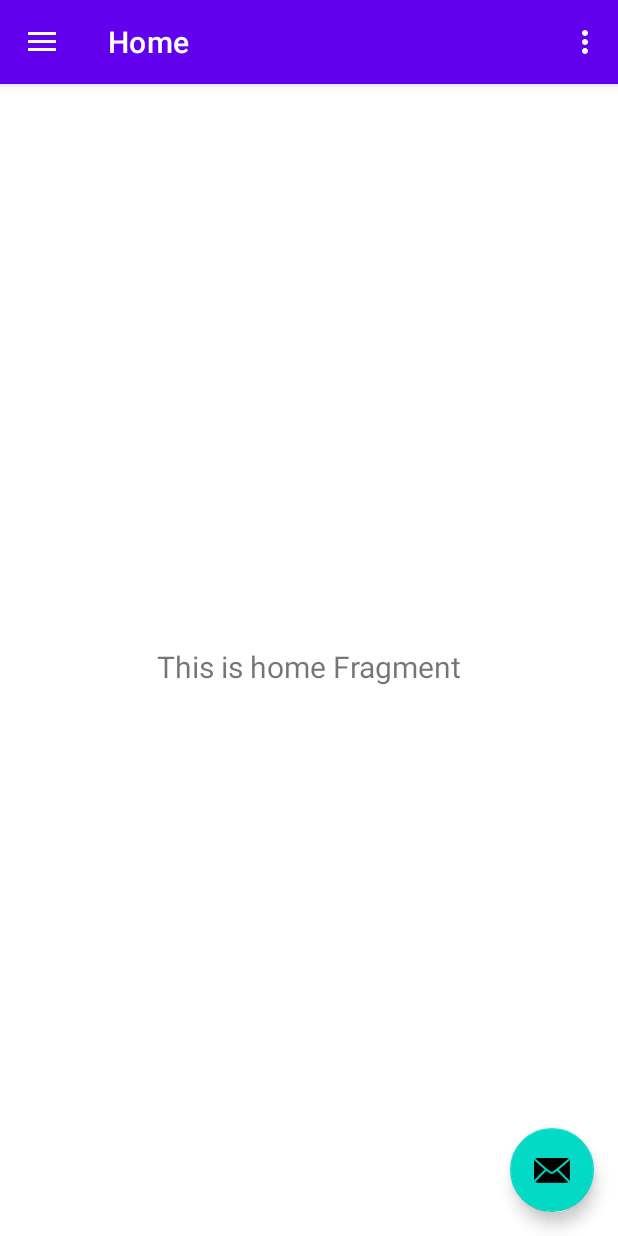
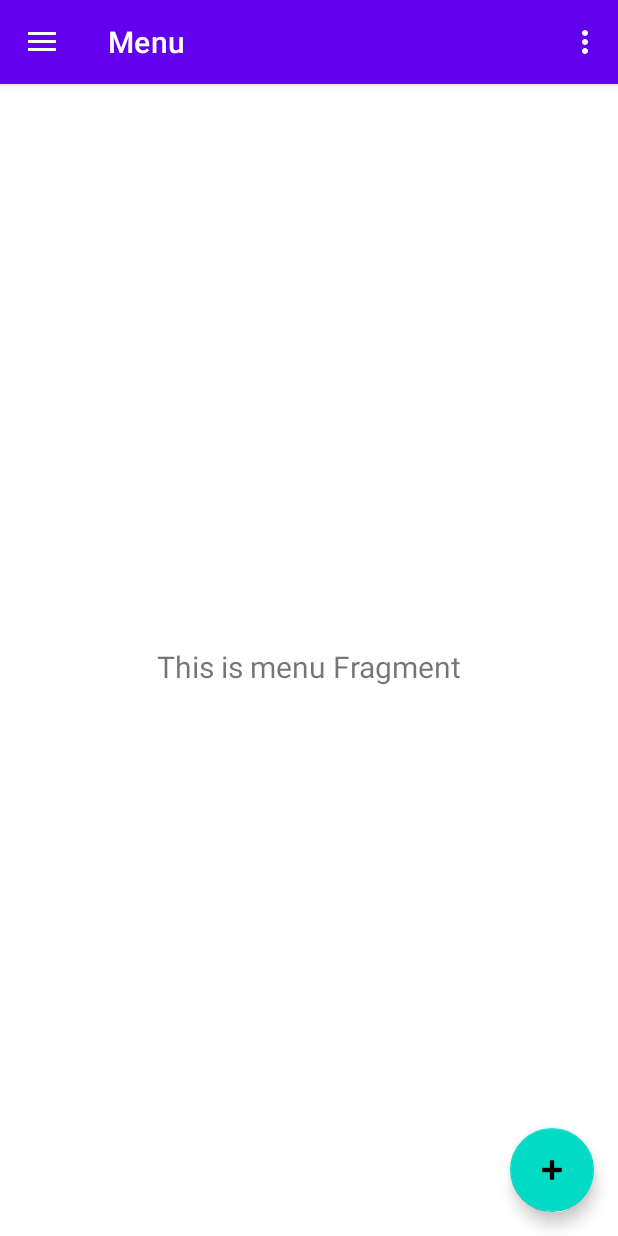
Before and after one commit to havasig/AlcoholCalendar, an Android app: the screen it shows after launch (MainActivity), on a phone screen of 412 x 824 dp. Run offline under Robolectric (Android 15) with nearby library versions, the phone set to English and light mode, and no system bars; our stand-ins replace Dagger/Hilt's generated code, navigation-ui.

Commit message:
add missing fragments and activities

```diff
--- a/app/src/main/java/hu/havasig/alcoholcalendar/MainActivity.kt
+++ b/app/src/main/java/hu/havasig/alcoholcalendar/MainActivity.kt
@@ -26,7 +26,7 @@ class MainActivity : AppCompatActivity() {
 		val toolbar: Toolbar = findViewById(R.id.toolbar)
 		setSupportActionBar(toolbar)
 
-		val fab: FloatingActionButton = findViewById(R.id.fab)
+		val fab: FloatingActionButton = findViewById(R.id.fab_add_drink)
 		fab.setOnClickListener { view ->
 			Snackbar.make(view, "Replace with your own action", Snackbar.LENGTH_LONG)
 				.setAction("Action", null).show()
@@ -38,7 +38,7 @@ class MainActivity : AppCompatActivity() {
 		// menu should be considered as top level destinations.
 		appBarConfiguration = AppBarConfiguration(
 			setOf(
-				R.id.nav_home, R.id.nav_gallery, R.id.nav_slideshow
+				R.id.nav_menu, R.id.nav_add_drink, R.id.nav_my_drinks, R.id.nav_calendar_view, R.id.nav_weekly_challenge
 			), drawerLayout
 		)
 		setupActionBarWithNavController(navController, appBarConfiguration)
--- a/app/src/main/java/hu/havasig/alcoholcalendar/ui/home/HomeFragment.kt
+++ b/app/src/main/java/hu/havasig/alcoholcalendar/ui/addDrink/AddDrinkFragment.kt
@@ -1,4 +1,4 @@
-package hu.havasig.alcoholcalendar.ui.home
+package hu.havasig.alcoholcalendar.ui.addDrink
 
 import android.os.Bundle
 import android.view.LayoutInflater
@@ -9,27 +9,25 @@ import androidx.fragment.app.Fragment
 import androidx.lifecycle.Observer
 import androidx.lifecycle.ViewModelProvider
 import hu.havasig.alcoholcalendar.R
-import hu.havasig.alcoholcalendar.ui.gallery.GalleryFragment
-import hu.havasig.alcoholcalendar.ui.gallery.GalleryViewModel
 
-class HomeFragment : Fragment() {
+class AddDrinkFragment : Fragment() {
 
 	companion object {
-		fun newInstance() = HomeFragment()
+		fun newInstance() = AddDrinkFragment()
 	}
 
-	private lateinit var homeViewModel: HomeViewModel
+	private lateinit var addDrinkViewModel: AddDrinkViewModel
 
 	override fun onCreateView(
 		inflater: LayoutInflater,
 		container: ViewGroup?,
 		savedInstanceState: Bundle?
 	): View? {
-		homeViewModel =
-			ViewModelProvider(this).get(HomeViewModel::class.java)
-		val root = inflater.inflate(R.layout.fragment_home, container, false)
-		val textView: TextView = root.findViewById(R.id.text_home)
-		homeViewModel.text.observe(viewLifecycleOwner, Observer {
+		addDrinkViewModel =
+			ViewModelProvider(this).get(AddDrinkViewModel::class.java)
+		val root = inflater.inflate(R.layout.fragment_add_drink, container, false)
+		val textView: TextView = root.findViewById(R.id.text_add_drink)
+		addDrinkViewModel.text.observe(viewLifecycleOwner, Observer {
 			textView.text = it
 		})
 		return root
@@ -37,7 +35,7 @@ class HomeFragment : Fragment() {
 
 	override fun onActivityCreated(savedInstanceState: Bundle?) {
 		super.onActivityCreated(savedInstanceState)
-		homeViewModel = ViewModelProvider(this).get(HomeViewModel::class.java)
+		addDrinkViewModel = ViewModelProvider(this).get(AddDrinkViewModel::class.java)
 		// TODO: Use the ViewModel
 	}
 }
--- a/app/src/main/java/hu/havasig/alcoholcalendar/ui/home/HomeViewModel.kt
+++ b/app/src/main/java/hu/havasig/alcoholcalendar/ui/calendarView/CalendarViewViewModel.kt
@@ -1,4 +1,4 @@
-package hu.havasig.alcoholcalendar.ui.home
+package hu.havasig.alcoholcalendar.ui.calendarView
 
 import androidx.lifecycle.LiveData
 import androidx.lifecycle.MutableLiveData
@@ -7,9 +7,9 @@ import dagger.hilt.android.lifecycle.HiltViewModel
 import javax.inject.Inject
 
 @HiltViewModel
-class HomeViewModel @Inject constructor(): ViewModel() {
+class CalendarViewViewModel @Inject constructor() : ViewModel() {
 	private val _text = MutableLiveData<String>().apply {
-		value = "This is home Fragment"
+		value = "This is calendar view Fragment"
 	}
 	val text: LiveData<String> = _text
 	// TODO: Implement the ViewModel
--- /dev/null
+++ b/app/src/main/java/hu/havasig/alcoholcalendar/ui/menu/MenuFragment.kt
@@ -0,0 +1,41 @@
+package hu.havasig.alcoholcalendar.ui.menu
+
+import android.os.Bundle
+import android.view.LayoutInflater
+import android.view.View
+import android.view.ViewGroup
+import android.widget.TextView
+import androidx.fragment.app.Fragment
+import androidx.lifecycle.Observer
+import androidx.lifecycle.ViewModelProvider
+import hu.havasig.alcoholcalendar.R
+
+class MenuFragment : Fragment() {
+
+	companion object {
+		fun newInstance() = MenuFragment()
+	}
+
+	private lateinit var menuViewModel: MenuViewModel
+
+	override fun onCreateView(
+		inflater: LayoutInflater,
+		container: ViewGroup?,
+		savedInstanceState: Bundle?
+	): View? {
+		menuViewModel =
+			ViewModelProvider(this).get(MenuViewModel::class.java)
+		val root = inflater.inflate(R.layout.fragment_menu, container, false)
+		val textView: TextView = root.findViewById(R.id.text_menu)
+		menuViewModel.text.observe(viewLifecycleOwner, Observer {
+			textView.text = it
+		})
+		return root
+	}
+
+	override fun onActivityCreated(savedInstanceState: Bundle?) {
+		super.onActivityCreated(savedInstanceState)
+		menuViewModel = ViewModelProvider(this).get(MenuViewModel::class.java)
+		// TODO: Use the ViewModel
+	}
+}
--- /dev/null
+++ b/app/src/main/java/hu/havasig/alcoholcalendar/ui/menu/MenuViewModel.kt
@@ -0,0 +1,16 @@
+package hu.havasig.alcoholcalendar.ui.menu
+
+import androidx.lifecycle.LiveData
+import androidx.lifecycle.MutableLiveData
+import androidx.lifecycle.ViewModel
+import dagger.hilt.android.lifecycle.HiltViewModel
+import javax.inject.Inject
+
+@HiltViewModel
+class MenuViewModel @Inject constructor(): ViewModel() {
+	private val _text = MutableLiveData<String>().apply {
+		value = "This is menu Fragment"
+	}
+	val text: LiveData<String> = _text
+	// TODO: Implement the ViewModel
+}
--- a/app/src/main/java/hu/havasig/alcoholcalendar/ui/slideshow/SlideshowViewModel.kt
+++ b/app/src/main/java/hu/havasig/alcoholcalendar/ui/weeklyChallenge/WeeklyChallengeViewModel.kt
@@ -1,4 +1,4 @@
-package hu.havasig.alcoholcalendar.ui.slideshow
+package hu.havasig.alcoholcalendar.ui.weeklyChallenge
 
 import androidx.lifecycle.LiveData
 import androidx.lifecycle.MutableLiveData
@@ -7,9 +7,9 @@ import dagger.hilt.android.lifecycle.HiltViewModel
 import javax.inject.Inject
 
 @HiltViewModel
-class SlideshowViewModel @Inject constructor(): ViewModel() {
+class WeeklyChallengeViewModel @Inject constructor(): ViewModel() {
 	private val _text = MutableLiveData<String>().apply {
-		value = "This is slideshow Fragment"
+		value = "This is weekly challenge Fragment"
 	}
 	val text: LiveData<String> = _text
 // TODO: Implement the ViewModel
--- a/app/src/main/res/layout/app_bar_main.xml
+++ b/app/src/main/res/layout/app_bar_main.xml
@@ -23,11 +23,11 @@
 	<include layout="@layout/content_main" />
 
 	<com.google.android.material.floatingactionbutton.FloatingActionButton
-			android:id="@+id/fab"
+			android:id="@+id/fab_add_drink"
 			android:layout_width="wrap_content"
 			android:layout_height="wrap_content"
 			android:layout_gravity="bottom|end"
 			android:layout_margin="@dimen/fab_margin"
-			app:srcCompat="@android:drawable/ic_dialog_email" />
+			app:srcCompat="@android:drawable/ic_input_add" />
 
 </androidx.coordinatorlayout.widget.CoordinatorLayout>
--- a/app/src/main/res/layout/fragment_slideshow.xml
+++ b/app/src/main/res/layout/fragment_add_drink.xml
@@ -4,10 +4,10 @@
 		xmlns:tools="http://schemas.android.com/tools"
 		android:layout_width="match_parent"
 		android:layout_height="match_parent"
-		tools:context=".ui.slideshow.SlideshowFragment">
+		tools:context=".ui.addDrink.AddDrinkFragment">
 
 	<TextView
-			android:id="@+id/text_slideshow"
+			android:id="@+id/text_add_drink"
 			android:layout_width="match_parent"
 			android:layout_height="wrap_content"
 			android:layout_marginStart="8dp"
--- a/app/src/main/res/layout/fragment_gallery.xml
+++ b/app/src/main/res/layout/fragment_menu.xml
@@ -4,10 +4,10 @@
 		xmlns:tools="http://schemas.android.com/tools"
 		android:layout_width="match_parent"
 		android:layout_height="match_parent"
-		tools:context=".ui.gallery.GalleryFragment">
+		tools:context=".ui.menu.MenuFragment">
 
 	<TextView
-			android:id="@+id/text_gallery"
+			android:id="@+id/text_menu"
 			android:layout_width="match_parent"
 			android:layout_height="wrap_content"
 			android:layout_marginStart="8dp"
--- a/app/src/main/res/layout/fragment_home.xml
+++ b/app/src/main/res/layout/fragment_my_drinks.xml
@@ -4,10 +4,10 @@
 		xmlns:tools="http://schemas.android.com/tools"
 		android:layout_width="match_parent"
 		android:layout_height="match_parent"
-		tools:context=".ui.home.HomeFragment">
+		tools:context=".ui.myDrinks.MyDrinksFragment">
 
 	<TextView
-			android:id="@+id/text_home"
+			android:id="@+id/text_my_drinks"
 			android:layout_width="match_parent"
 			android:layout_height="wrap_content"
 			android:layout_marginStart="8dp"
--- a/app/src/main/res/menu/activity_main_drawer.xml
+++ b/app/src/main/res/menu/activity_main_drawer.xml
@@ -5,16 +5,24 @@
 
 	<group android:checkableBehavior="single">
 		<item
-				android:id="@+id/nav_home"
-				android:icon="@drawable/ic_menu_camera"
-				android:title="@string/menu_home" />
+				android:id="@+id/nav_menu"
+			android:icon="@drawable/ic_menu_slideshow"
+				android:title="@string/menu_menu" />
 		<item
-				android:id="@+id/nav_gallery"
-				android:icon="@drawable/ic_menu_gallery"
-				android:title="@string/menu_gallery" />
+				android:id="@+id/nav_add_drink"
+			android:icon="@drawable/ic_menu_slideshow"
+				android:title="@string/menu_add_drink" />
 		<item
-				android:id="@+id/nav_slideshow"
-				android:icon="@drawable/ic_menu_slideshow"
-				android:title="@string/menu_slideshow" />
+			android:id="@+id/nav_my_drinks"
+			android:icon="@drawable/ic_menu_slideshow"
+			android:title="@string/menu_my_drinks" />
+		<item
+			android:id="@+id/nav_calendar_view"
+			android:icon="@drawable/ic_menu_slideshow"
+			android:title="@string/menu_calendar_view" />
+		<item
+			android:id="@+id/nav_weekly_challenge"
+			android:icon="@drawable/ic_menu_slideshow"
+			android:title="@string/menu_weekly_challenge" />
 	</group>
 </menu>
--- a/app/src/main/res/navigation/mobile_navigation.xml
+++ b/app/src/main/res/navigation/mobile_navigation.xml
@@ -3,23 +3,35 @@
     xmlns:app="http://schemas.android.com/apk/res-auto"
     xmlns:tools="http://schemas.android.com/tools"
     android:id="@+id/mobile_navigation"
-		app:startDestination="@+id/nav_home">
+    app:startDestination="@+id/nav_menu">
 
     <fragment
-			android:id="@+id/nav_home"
-			android:name="hu.havasig.alcoholcalendar.ui.home.HomeFragment"
-			android:label="@string/menu_home"
-			tools:layout="@layout/fragment_home" />
+        android:id="@+id/nav_menu"
+        android:name="hu.havasig.alcoholcalendar.ui.menu.MenuFragment"
+        android:label="@string/menu_menu"
+        tools:layout="@layout/fragment_menu" />
 
     <fragment
-			android:id="@+id/nav_gallery"
-			android:name="hu.havasig.alcoholcalendar.ui.gallery.GalleryFragment"
-			android:label="@string/menu_gallery"
-			tools:layout="@layout/fragment_gallery" />
+        android:id="@+id/nav_add_drink"
+        android:name="hu.havasig.alcoholcalendar.ui.addDrink.AddDrinkFragment"
+        android:label="@string/menu_add_drink"
+        tools:layout="@layout/fragment_add_drink" />
 
     <fragment
-			android:id="@+id/nav_slideshow"
-			android:name="hu.havasig.alcoholcalendar.ui.slideshow.SlideshowFragment"
-			android:label="@string/menu_slideshow"
-			tools:layout="@layout/fragment_slideshow" />
+        android:id="@+id/nav_my_drinks"
+        android:name="hu.havasig.alcoholcalendar.ui.myDrinks.MyDrinksFragment"
+        android:label="@string/menu_my_drinks"
+        tools:layout="@layout/fragment_my_drinks" />
+
+    <fragment
+        android:id="@+id/nav_calendar_view"
+        android:name="hu.havasig.alcoholcalendar.ui.calendarView.CalendarViewFragment"
+        android:label="@string/menu_calendar_view"
+        tools:layout="@layout/fragment_calendar_view" />
+
+    <fragment
+        android:id="@+id/nav_weekly_challenge"
+        android:name="hu.havasig.alcoholcalendar.ui.weeklyChallenge.WeeklyChallengeFragment"
+        android:label="@string/menu_weekly_challenge"
+        tools:layout="@layout/fragment_weekly_challenge" />
 </navigation>
--- a/app/src/main/res/values/strings.xml
+++ b/app/src/main/res/values/strings.xml
@@ -7,7 +7,9 @@
 	<string name="nav_header_desc">Navigation header</string>
 	<string name="action_settings">Settings</string>
 
-	<string name="menu_home">Home</string>
-	<string name="menu_gallery">Gallery</string>
-	<string name="menu_slideshow">Slideshow</string>
+    <string name="menu_menu">Menu</string>
+	<string name="menu_add_drink">Add Drink</string>
+	<string name="menu_my_drinks">My Drinks</string>
+	<string name="menu_calendar_view">Calendar View</string>
+	<string name="menu_weekly_challenge">Weekly Challenge</string>
 </resources>
```
Also changed, not shown: app/src/main/java/hu/havasig/alcoholcalendar/ui/addDrink/AddDrinkViewModel.kt (added, +16 -0 lines), app/src/main/java/hu/havasig/alcoholcalendar/ui/calendarView/CalendarViewFragment.kt (renamed from app/src/main/java/hu/havasig/alcoholcalendar/ui/gallery/GalleryFragment.kt, +10 -10 lines), app/src/main/java/hu/havasig/alcoholcalendar/ui/myDrinks/MyDrinksFragment.kt (renamed from app/src/main/java/hu/havasig/alcoholcalendar/ui/slideshow/SlideshowFragment.kt, +5 -7 lines), app/src/main/java/hu/havasig/alcoholcalendar/ui/myDrinks/SlideshowViewModel.kt (renamed from app/src/main/java/hu/havasig/alcoholcalendar/ui/gallery/GalleryViewModel.kt, +4 -4 lines), app/src/main/java/hu/havasig/alcoholcalendar/ui/weeklyChallenge/WeeklyChallengeFragment.kt (added, +41 -0 lines), app/src/main/res/layout/fragment_calendar_view.xml (added, +22 -0 lines), app/src/main/res/layout/fragment_weekly_challenge.xml (added, +22 -0 lines). Lines whose indentation alone changed are shown as unchanged.
